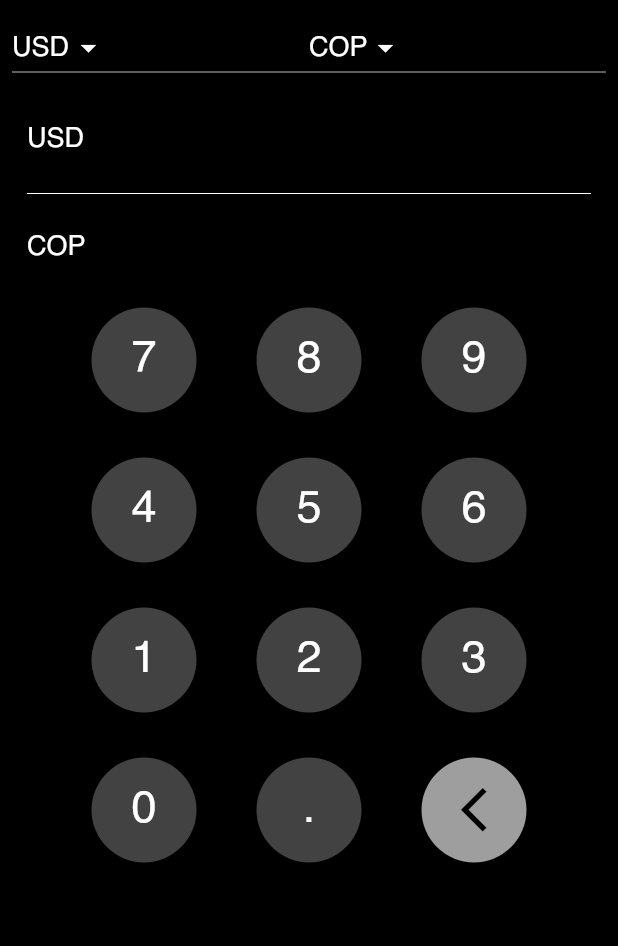
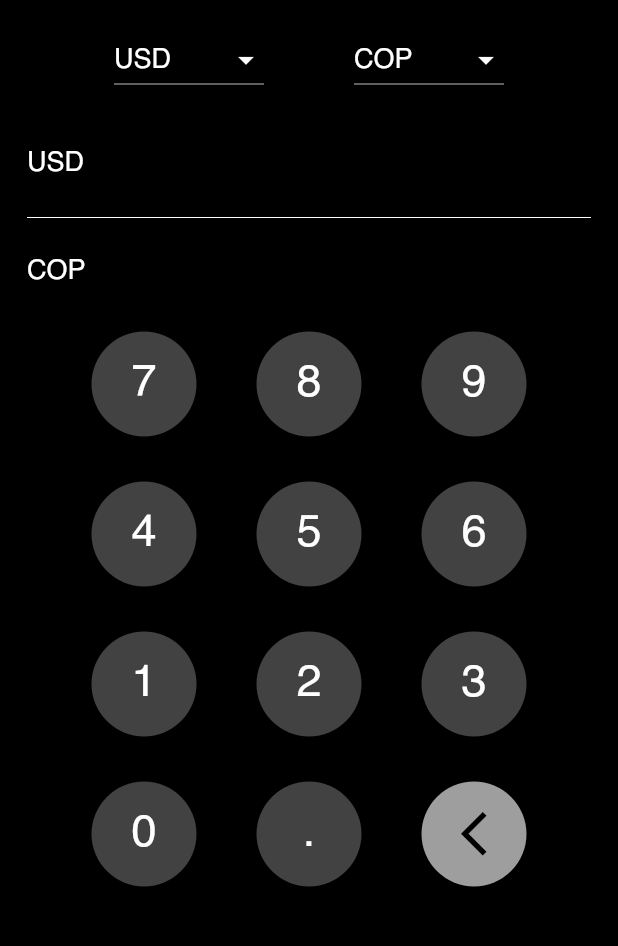
Before and after one commit to RicardoRB09/Flutter-Sprint-1-, a Flutter app: the screen it shows after launch, on a phone screen of 412 x 824 dp, the part 84-1030 px from its top. Run offline on Flutter 3.47's test engine with Material 2 defaults, Android fonts, the phone set to English and light mode, and no system bars; missing offline and left inert: direct_select.

Commit message:
feat: Dropdown visuals modifications performed.

```diff
--- a/lib/ui/pages/converter_page.dart
+++ b/lib/ui/pages/converter_page.dart
@@ -85,38 +85,53 @@ class _ConverterPageState extends State<ConverterPage> {
         body: Padding(
           padding: const EdgeInsets.all(8.0),
           child: Column(children: [
-            Row(
+            Padding(
+              padding: const EdgeInsets.all(8.0),
+              child: Row(
+                mainAxisAlignment: MainAxisAlignment.spaceEvenly,
                 children: [
-                Expanded(
+                  SizedBox(
+                      width: 100,
                       // selector para la primera moneda
                       child: DropdownButton<String>(
-                        icon: Icon(Icons.arrow_drop_down, color: Colors.white),
+                          isExpanded: true,
+                          icon: const Icon(
+                            Icons.arrow_drop_down,
+                            color: Colors.white,
+                          ),
                           value: currencySelected1,
-                        dropdownColor: Colors.blueGrey[900],
+                          dropdownColor: Colors.grey[800],
                           items: currencies
                               .map((item) => DropdownMenuItem<String>(
                                   value: item,
                                   child: Text(
                                     item,
-                                  style: TextStyle(
-                                      fontSize: 18, color: Colors.white),
+                                    style: const TextStyle(
+                                      fontSize: 18,
+                                      color: Colors.white,
+                                    ),
                                     textAlign: TextAlign.end,
                                   )))
                               .toList(),
                           onChanged: (item) =>
                               setState(() => currencySelected1 = item))),
-                Expanded(
+                  SizedBox(
+                      width: 100,
                       // selector para la segunda moneda
                       child: DropdownButton<String>(
-                        icon: Icon(Icons.arrow_drop_down, color: Colors.white),
+                          isExpanded: true,
+                          icon: const Icon(
+                            Icons.arrow_drop_down,
+                            color: Colors.white,
+                          ),
                           value: currencySelected2,
-                        dropdownColor: Colors.blueGrey[900],
+                          dropdownColor: Colors.grey[800],
                           items: currencies
                               .map((item) => DropdownMenuItem<String>(
                                   value: item,
                                   child: Text(
                                     item,
-                                  style: TextStyle(
+                                    style: const TextStyle(
                                         fontSize: 18, color: Colors.white),
                                     textAlign: TextAlign.center,
                                   )))
@@ -124,6 +139,7 @@ class _ConverterPageState extends State<ConverterPage> {
                           onChanged: (item) =>
                               setState(() => currencySelected2 = item))),
                 ],
+              ),
             ),
             Padding(
               padding: const EdgeInsets.symmetric(
```
Lines whose indentation alone changed are shown as unchanged.
